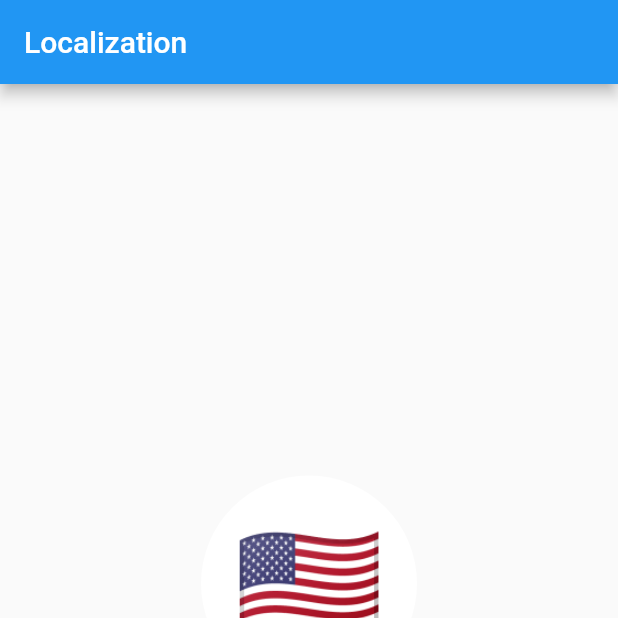
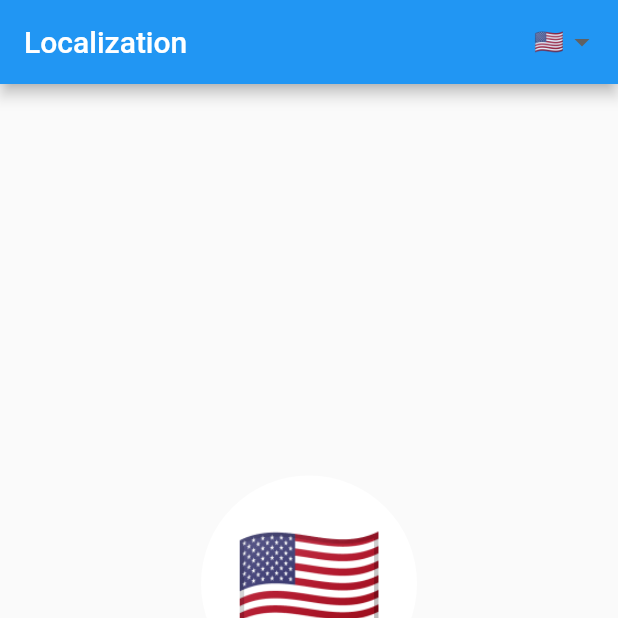
Before and after one commit to pom-pom27/flutter_localization, a Flutter app: the screen it shows after launch, on a phone screen of 412 x 824 dp, the top half of it. Run offline on Flutter 3.47's test engine with Material 2 defaults, Android fonts, the phone set to English and light mode, and no system bars; generated files the repository leaves out were written again.

```diff
--- a/lib/l10n/app_ar.arb
+++ b/lib/l10n/app_ar.arb
@@ -1,4 +1,5 @@
 {
     "language": "لغة",
-   "helloWorld": "مرحبا بالعالم"
+   "helloWorld": "مرحبا بالعالم",
+   "localization": "الموقع"
 }
--- a/lib/l10n/app_en.arb
+++ b/lib/l10n/app_en.arb
@@ -6,5 +6,9 @@
     "helloWorld": "Hello World",
     "@helloWorld": {
         "description": "a greeting"
+    },
+    "localization": "Localization",
+    "@localization": {
+        "description": "the process of making something local in character or restricting it to a particular place."
     }
 }
--- a/lib/l10n/app_es.arb
+++ b/lib/l10n/app_es.arb
@@ -1,4 +1,5 @@
 {
     "language": "idioma",
-   "helloWorld": "Hola Mundo"
+   "helloWorld": "Hola Mundo",
+"localization": "Localización"
 }
--- a/lib/l10n/app_hi.arb
+++ b/lib/l10n/app_hi.arb
@@ -1,4 +1,6 @@
 {
     "language": "भाषा: हिन्दी",
-   "helloWorld": "नमस्ते दुनिया"
+   "helloWorld": "नमस्ते दुनिया",
+   "localization": "स्थानीयकरण"
+
 }
--- a/lib/l10n/app_id.arb
+++ b/lib/l10n/app_id.arb
@@ -1,4 +1,5 @@
 {
     "language": "Bahasa",
-   "helloWorld": "Hai Dunia"
+   "helloWorld": "Hai Dunia",
+   "localization": "Lokalisasi"
 }
--- a/lib/l10n/l10n.dart
+++ b/lib/l10n/l10n.dart
@@ -9,7 +9,7 @@ class L10n {
     const Locale('id'),
   ];
 
-  static String getFlag(String? countryCode) {
+  static String getFlag(String countryCode) {
     switch (countryCode) {
       case 'ar':
         return '🇦🇪';
--- a/lib/main.dart
+++ b/lib/main.dart
@@ -1,5 +1,4 @@
 import 'package:flutter/material.dart';
-import 'package:flutter_localizations/flutter_localizations.dart';
 import 'package:localization_f/l10n/l10n.dart';
 import 'package:flutter_gen/gen_l10n/app_localizations.dart';
 import 'package:localization_f/provider/local_provider.dart';
--- a/lib/provider/local_provider.dart
+++ b/lib/provider/local_provider.dart
@@ -1,8 +1,13 @@
+import 'dart:io';
+
 import 'package:flutter/widgets.dart';
 import 'package:localization_f/l10n/l10n.dart';
 
 class LocaleProvider extends ChangeNotifier {
-  Locale _locale = Locale('en');
+  //get current system locale at app start
+  Locale _locale = Locale(
+    Platform.localeName.split("_")[0],
+  );
 
   Locale get locale => _locale;
 
@@ -13,8 +18,10 @@ class LocaleProvider extends ChangeNotifier {
     }
   }
 
-  void clearLocale() {
-    _locale = Locale('en');
+  void useSystemLocale() {
+    _locale = Locale(
+      Platform.localeName.split("_")[0],
+    );
 
     notifyListeners();
   }
--- a/lib/screens/local_screen.dart
+++ b/lib/screens/local_screen.dart
@@ -1,5 +1,6 @@
 import 'package:flutter/material.dart';
 import 'package:flutter_gen/gen_l10n/app_localizations.dart';
+import 'package:localization_f/widgets/flag_dropdown.dart';
 import 'package:localization_f/widgets/flag_widget.dart';
 
 class LocalScreen extends StatefulWidget {
@@ -14,7 +15,13 @@ class _LocalScreenState extends State<LocalScreen> {
   Widget build(BuildContext context) {
     return Scaffold(
       appBar: AppBar(
-        title: Text('Localization'),
+        title: Text(AppLocalizations.of(context)!.localization),
+        actions: [
+          FlagDropdown(),
+          SizedBox(
+            width: 12,
+          )
+        ],
       ),
       body: Center(
         child: Column(
--- /dev/null
+++ b/lib/widgets/flag_dropdown.dart
@@ -0,0 +1,34 @@
+import 'package:flutter/material.dart';
+import 'package:localization_f/l10n/l10n.dart';
+import 'package:localization_f/provider/local_provider.dart';
+import 'package:provider/provider.dart';
+
+class FlagDropdown extends StatelessWidget {
+  const FlagDropdown({Key? key}) : super(key: key);
+
+  @override
+  Widget build(BuildContext context) {
+    final provider = Provider.of<LocaleProvider>(context);
+
+    return DropdownButtonHideUnderline(
+      child: DropdownButton(
+        value: provider.locale,
+        items: L10n.all.map((locale) {
+          final flag = L10n.getFlag(locale.languageCode);
+
+          return DropdownMenuItem(
+            child: Center(
+              child: Text(flag),
+            ),
+            value: locale,
+          );
+        }).toList(),
+        onChanged: (Locale? locale) {
+          final provider = Provider.of<LocaleProvider>(context, listen: false);
+
+          provider.setLocale(locale!);
+        },
+      ),
+    );
+  }
+}
--- a/lib/widgets/flag_widget.dart
+++ b/lib/widgets/flag_widget.dart
@@ -11,9 +11,10 @@ class FlagWidget extends StatefulWidget {
 class _FlagWidgetState extends State<FlagWidget> {
   @override
   Widget build(BuildContext context) {
+    //get app locale
     final locale = Localizations.localeOf(context);
 
-    final flag = L10n.getFlag(locale.countryCode);
+    final flag = L10n.getFlag(locale.languageCode);
     return Center(
       child: CircleAvatar(
         backgroundColor: Colors.white,
```
